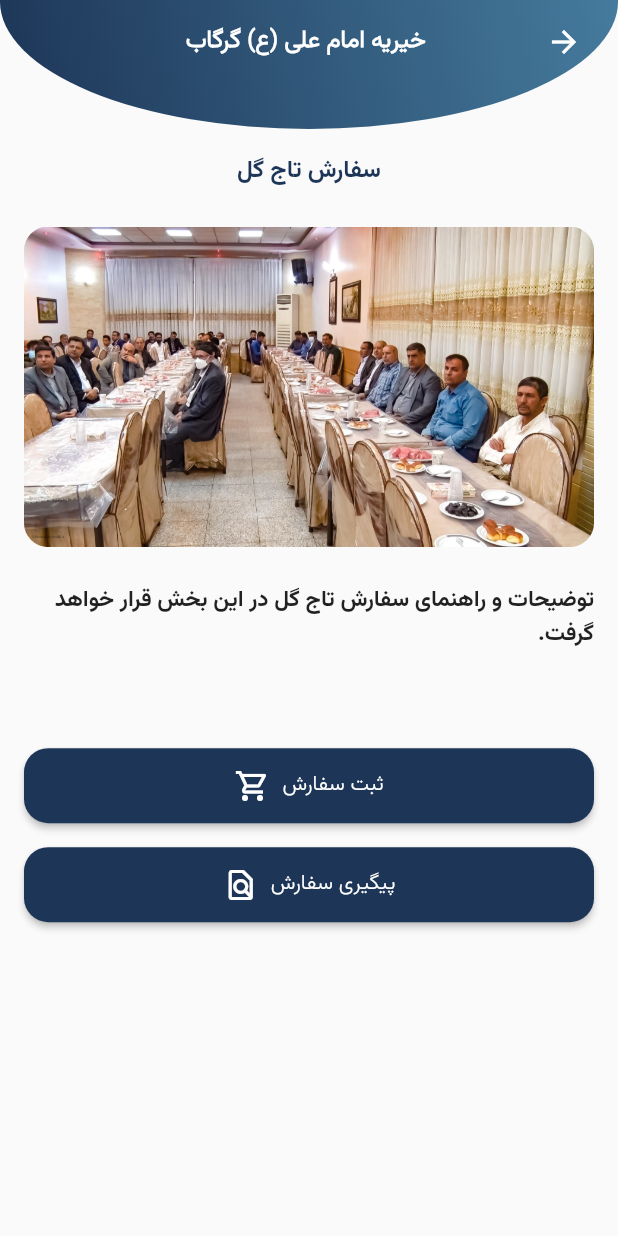
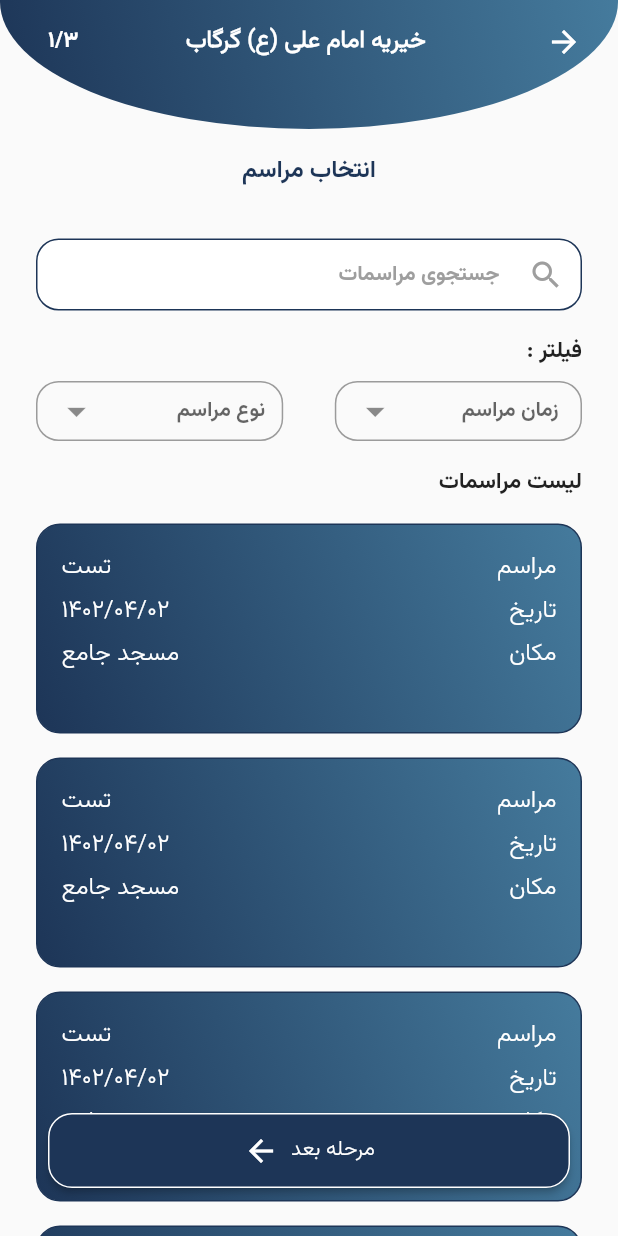
Before and after one commit to MJbidram/charity, a Flutter app: the screen it shows after launch, on a phone screen of 412 x 824 dp. Run offline on Flutter 3.47's test engine with Material 2 defaults, Android fonts, the phone set to English and light mode, and no system bars; our stand-ins replace awesome_dialog, cached_network_image, carousel_slider, dartz, dio, dropdown_button2 and 13 more; missing offline and left inert: dart:ffi, data_connection_checker_nulls, digit_to_persian_word, persian_number_utility, pushpole; accounts and stored records are empty.

Commit message:
add choose event screen

```diff
--- a/lib/main.dart
+++ b/lib/main.dart
@@ -2,6 +2,7 @@ import 'dart:io';
 import 'package:charity/constants/constants.dart';
 import 'package:charity/di/di.dart';
 import 'package:charity/screens/pages/splash_screen.dart';
+import 'package:charity/screens/pages/wreath_screens/choose_event_screen.dart';
 import 'package:charity/screens/pages/wreath_screens/reserve_wreath_screen.dart';
 import 'package:flutter/material.dart';
 import 'package:flutter_bloc/flutter_bloc.dart';
@@ -56,7 +57,7 @@ class _MyAppState extends State<MyApp> {
       //   create: (context) => SplashBloc(),
       //   child: const SplashScreen(),
       // ),
-      home: ReserveWreathScreen(),
+      home: ChooseEventScreen(),
       theme: ThemeData(
         fontFamily: 'VB',
         backgroundColor: Colors.grey[200],
--- /dev/null
+++ b/lib/screens/pages/wreath_screens/choose_event_screen.dart
@@ -0,0 +1,371 @@
+import 'package:dropdown_button2/dropdown_button2.dart';
+import 'package:flutter/material.dart';
+import 'package:flutter/src/widgets/framework.dart';
+import 'package:flutter/src/widgets/placeholder.dart';
+
+import '../../../constants/constants.dart';
+
+class ChooseEventScreen extends StatefulWidget {
+  ChooseEventScreen({super.key});
+
+  @override
+  State<ChooseEventScreen> createState() => _ChooseEventScreenState();
+}
+
+class _ChooseEventScreenState extends State<ChooseEventScreen> {
+  int? _ItemSelectedIndex;
+
+  final List<String> month = [
+    'همه',
+    'فروردین',
+    'اردیبهشت',
+    'خرداد',
+    'تیر',
+    'مرداد',
+    'شهریور',
+    'مهر',
+    'آبان',
+    'آذر',
+    'دی',
+    'بهمن',
+    'اسفند',
+  ];
+
+  final List<String> typeEvent = [
+    'همه',
+    'هفته',
+    'چهلم',
+    'سال',
+  ];
+
+  @override
+  Widget build(BuildContext context) {
+    return Scaffold(
+      body: Stack(
+        children: [
+          CustomScrollView(
+            slivers: [
+              _getAppBar(context),
+              _getTitle(context),
+              SliverToBoxAdapter(
+                child: _getSearchBox(context),
+              ),
+              const SliverToBoxAdapter(
+                child: Padding(
+                  padding: EdgeInsets.only(
+                    bottom: 8,
+                    right: 24,
+                    left: 24,
+                  ),
+                  child: Text('فیلتر :'),
+                ),
+              ),
+              SliverToBoxAdapter(
+                child: _getFilterBoxes(),
+              ),
+              const SliverToBoxAdapter(
+                child: Padding(
+                    padding: EdgeInsets.only(top: 16, right: 24),
+                    child: Text('لیست مراسمات')),
+              ),
+              SliverPadding(
+                padding: const EdgeInsets.only(
+                  bottom: 86,
+                ),
+                sliver: SliverList(
+                  delegate: SliverChildBuilderDelegate(
+                    (context, index) {
+                      return GestureDetector(
+                          onTap: () {
+                            setState(() {
+                              _ItemSelectedIndex = index;
+                            });
+                          },
+                          child: _getEventList(context, index));
+                    },
+                    childCount: 4,
+                  ),
+                ),
+              )
+            ],
+          ),
+          _getNextButton(context),
+        ],
+      ),
+    );
+  }
+
+  Padding _getNextButton(BuildContext context) {
+    return Padding(
+      padding: const EdgeInsets.only(right: 32, left: 32, bottom: 32),
+      child: Align(
+        alignment: AlignmentDirectional.bottomCenter,
+        child: SizedBox(
+          height: 50,
+          child: ElevatedButton(
+            style: ElevatedButton.styleFrom(
+              backgroundColor: blueDark,
+              shape: RoundedRectangleBorder(
+                borderRadius: BorderRadius.circular(16),
+                side: BorderSide(
+                  width: 1,
+                  color: white,
+                ),
+              ),
+            ),
+            onPressed: () {},
+            child: Row(mainAxisAlignment: MainAxisAlignment.center, children: [
+              Text(
+                'مرحله بعد',
+                style: Theme.of(context).textTheme.headline4,
+              ),
+              const SizedBox(
+                width: 8,
+              ),
+              const Icon(
+                Icons.arrow_forward,
+                size: 24,
+              ),
+            ]),
+          ),
+        ),
+      ),
+    );
+  }
+
+  Widget _getEventList(BuildContext context, int index) {
+    return Padding(
+      padding: const EdgeInsets.only(top: 16, bottom: 0, right: 24, left: 24),
+      child: Container(
+        height: 140.0,
+        width: MediaQuery.of(context).size.width,
+        decoration: BoxDecoration(
+            borderRadius: BorderRadius.circular(16.0),
+            border: Border.all(
+              width: _ItemSelectedIndex == index ? 3 : 1,
+              color: _ItemSelectedIndex == index ? Colors.blueAccent : blueDark,
+            ),
+            gradient: blueGradient),
+        child: Container(
+          padding: const EdgeInsets.all(16),
+          // margin: const EdgeInsets.all(1),
+          decoration: _ItemSelectedIndex == index
+              ? BoxDecoration(
+                  borderRadius: BorderRadius.circular(14),
+                  border: Border.all(width: 2, color: white),
+                )
+              : BoxDecoration(),
+          child: Column(children: [
+            Row(
+              children: [
+                Text(
+                  'مراسم',
+                  style: Theme.of(context).textTheme.headline3,
+                ),
+                const Spacer(),
+                Text(
+                  'تست',
+                  style: Theme.of(context).textTheme.headline3,
+                ),
+              ],
+            ),
+            const SizedBox(
+              height: 4,
+            ),
+            Row(
+              children: [
+                Text(
+                  'تاریخ',
+                  style: Theme.of(context).textTheme.headline3,
+                ),
+                const Spacer(),
+                Text(
+                  '۱۴۰۲/۰۴/۰۲',
+                  style: Theme.of(context).textTheme.headline3,
+                ),
+              ],
+            ),
+            const SizedBox(
+              height: 4,
+            ),
+            Row(
+              children: [
+                Text(
+                  'مکان',
+                  style: Theme.of(context).textTheme.headline3,
+                ),
+                const Spacer(),
+                Text(
+                  'مسجد جامع',
+                  style: Theme.of(context).textTheme.headline3,
+                ),
+              ],
+            ),
+            const SizedBox(
+              height: 4,
+            ),
+          ]),
+        ),
+      ),
+    );
+  }
+
+  Padding _getFilterBoxes() {
+    return Padding(
+      padding: const EdgeInsets.symmetric(horizontal: 24),
+      child: Row(
+        children: [
+          FilterDropDown(items: month, hint: ' زمان مراسم'),
+          const Spacer(),
+          FilterDropDown(items: typeEvent, hint: 'نوع مراسم'),
+        ],
+      ),
+    );
+  }
+
+  SliverAppBar _getAppBar(BuildContext context) {
+    return SliverAppBar(
+      title: Text(shortName),
+      centerTitle: true,
+      backgroundColor: Colors.transparent,
+      pinned: false,
+      expandedHeight: AppBar().preferredSize.height + 30,
+      flexibleSpace: FlexibleSpaceBar(
+        background: Container(
+          decoration: BoxDecoration(
+            gradient: blueGradient,
+            borderRadius: BorderRadius.vertical(
+              bottom: Radius.elliptical(MediaQuery.of(context).size.width, 170),
+            ),
+          ),
+        ),
+      ),
+      leading: Padding(
+        padding: const EdgeInsets.symmetric(horizontal: 16),
+        child: IconButton(
+          icon: const Icon(
+            Icons.arrow_back,
+          ),
+          onPressed: () => Navigator.of(context).pop(),
+        ),
+      ),
+      actions: const [
+        Padding(
+          padding: EdgeInsets.symmetric(horizontal: 32, vertical: 16),
+          child: Text('۱/۳'),
+        ),
+      ],
+    );
+  }
+
+  SliverPadding _getTitle(BuildContext context) {
+    return SliverPadding(
+      padding: EdgeInsets.symmetric(horizontal: 16, vertical: 16),
+      sliver: SliverToBoxAdapter(
+        child: Center(
+          child: Text(
+            'انتخاب مراسم',
+            style: Theme.of(context).textTheme.headline5,
+          ),
+        ),
+      ),
+    );
+  }
+
+  Padding _getSearchBox(BuildContext context) {
+    return Padding(
+      padding: const EdgeInsets.symmetric(horizontal: 24, vertical: 16),
+      child: TextField(
+        // focusNode: focusNode,
+
+        decoration: InputDecoration(
+          prefixIcon: const Icon(
+            Icons.search,
+            color: Colors.grey,
+          ),
+          // suffixIcon: Icon(
+          //   Icons.filter_alt_sharp,
+          //   color: Colors.grey,
+          // ),
+          filled: true,
+          fillColor: white,
+          contentPadding:
+              const EdgeInsets.symmetric(horizontal: 16, vertical: 8),
+          enabledBorder: OutlineInputBorder(
+            borderSide: BorderSide(width: 1, color: blueDark),
+            borderRadius: const BorderRadius.all(Radius.circular(15)),
+          ),
+          focusedBorder: OutlineInputBorder(
+            borderSide: BorderSide(
+              color: blueLight,
+              width: 2,
+            ),
+            borderRadius: const BorderRadius.all(Radius.circular(15)),
+          ),
+          hintText: '  جستجوی مراسمات  ',
+          hintStyle: TextStyle(color: Colors.grey, fontSize: 14),
+        ),
+      ),
+    );
+  }
+}
+
+class FilterDropDown extends StatelessWidget {
+  const FilterDropDown({
+    super.key,
+    required this.items,
+    required this.hint,
+  });
+  final String hint;
+  final List<String> items;
+
+  @override
+  Widget build(BuildContext context) {
+    return SizedBox(
+      width: MediaQuery.of(context).size.width / 2.5,
+      child: DropdownButtonFormField2(
+        decoration: InputDecoration(
+          // label: Text('data'),
+
+          isDense: true,
+          contentPadding: EdgeInsets.zero,
+          border: OutlineInputBorder(
+            borderRadius: BorderRadius.circular(15),
+          ),
+        ),
+        isExpanded: true,
+        dropdownWidth: MediaQuery.of(context).size.width / 2.5,
+        // buttonWidth: 200,
+        hint: Text(
+          hint,
+          style: TextStyle(fontSize: 14),
+        ),
+        icon: const Icon(
+          Icons.arrow_drop_down,
+          color: Colors.black45,
+        ),
+        dropdownMaxHeight: 250,
+
+        iconSize: 30,
+        buttonHeight: 40,
+        buttonPadding: const EdgeInsets.only(left: 12, right: 12),
+        dropdownDecoration: BoxDecoration(
+          borderRadius: BorderRadius.circular(8),
+        ),
+        items: items
+            .map((item) => DropdownMenuItem<String>(
+                  value: item,
+                  child: Text(
+                    item,
+                    style: const TextStyle(
+                      fontSize: 14,
+                    ),
+                  ),
+                ))
+            .toList(),
+        onChanged: (value) {},
+        onSaved: (value) {},
+      ),
+    );
+  }
+}
--- a/lib/screens/pages/wreath_screens/reserve_wreath_screen.dart
+++ b/lib/screens/pages/wreath_screens/reserve_wreath_screen.dart
@@ -13,30 +13,16 @@ class ReserveWreathScreen extends StatelessWidget {
       body: CustomScrollView(
         slivers: [
           _getAppBar(context),
-          SliverPadding(
-            padding: EdgeInsets.symmetric(horizontal: 16, vertical: 16),
-            sliver: SliverToBoxAdapter(
-              child: Center(
-                child: Text(
-                  'سفارش تاج گل',
-                  style: Theme.of(context).textTheme.headline5,
+          _getTitle(context),
+          _getImage(),
+          _getBody(context),
+        ],
       ),
-              ),
-            ),
-          ),
-          SliverPadding(
-            padding: EdgeInsets.symmetric(horizontal: 16, vertical: 8),
-            sliver: SliverToBoxAdapter(
-              child: ClipRRect(
-                borderRadius: BorderRadius.circular(16),
-                child: Image.asset(
-                  'assets/images/item16.jpg',
-                  fit: BoxFit.fitWidth,
-                ),
-              ),
-            ),
-          ),
-          SliverPadding(
+    );
+  }
+
+  SliverPadding _getBody(BuildContext context) {
+    return SliverPadding(
       padding: EdgeInsets.symmetric(horizontal: 16, vertical: 16),
       sliver: SliverToBoxAdapter(
         child: Column(
@@ -56,9 +42,8 @@ class ReserveWreathScreen extends StatelessWidget {
                   ),
                 ),
                 onPressed: () {},
-                      child: Row(
-                          mainAxisAlignment: MainAxisAlignment.center,
-                          children: [
+                child:
+                    Row(mainAxisAlignment: MainAxisAlignment.center, children: [
                   Text(
                     'ثبت سفارش',
                     style: Theme.of(context).textTheme.headline4,
@@ -80,15 +65,14 @@ class ReserveWreathScreen extends StatelessWidget {
               height: 50,
               child: ElevatedButton(
                 style: ElevatedButton.styleFrom(
-                        backgroundColor: blueDark,
+                  backgroundColor: blueLight,
                   shape: RoundedRectangleBorder(
                     borderRadius: BorderRadius.circular(16),
                   ),
                 ),
                 onPressed: () {},
-                      child: Row(
-                          mainAxisAlignment: MainAxisAlignment.center,
-                          children: [
+                child:
+                    Row(mainAxisAlignment: MainAxisAlignment.center, children: [
                   Text(
                     'پیگیری سفارش',
                     style: Theme.of(context).textTheme.headline4,
@@ -106,8 +90,34 @@ class ReserveWreathScreen extends StatelessWidget {
           ],
         ),
       ),
+    );
+  }
+
+  SliverPadding _getImage() {
+    return SliverPadding(
+      padding: EdgeInsets.symmetric(horizontal: 16, vertical: 8),
+      sliver: SliverToBoxAdapter(
+        child: ClipRRect(
+          borderRadius: BorderRadius.circular(16),
+          child: Image.asset(
+            'assets/images/item16.jpg',
+            fit: BoxFit.fitWidth,
           ),
-        ],
+        ),
+      ),
+    );
+  }
+
+  SliverPadding _getTitle(BuildContext context) {
+    return SliverPadding(
+      padding: EdgeInsets.symmetric(horizontal: 16, vertical: 16),
+      sliver: SliverToBoxAdapter(
+        child: Center(
+          child: Text(
+            'سفارش تاج گل',
+            style: Theme.of(context).textTheme.headline5,
+          ),
+        ),
       ),
     );
   }
```
Lines whose indentation alone changed are shown as unchanged.
